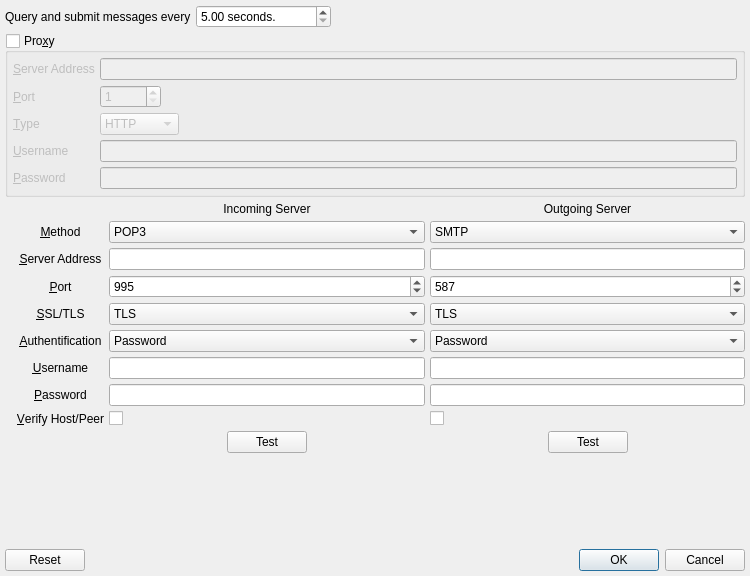
This is GoldBug-UI/poptasticsettings.ui in xloem/spot-on-svn as Qt 5 draws it before an edit. The edited form follows.
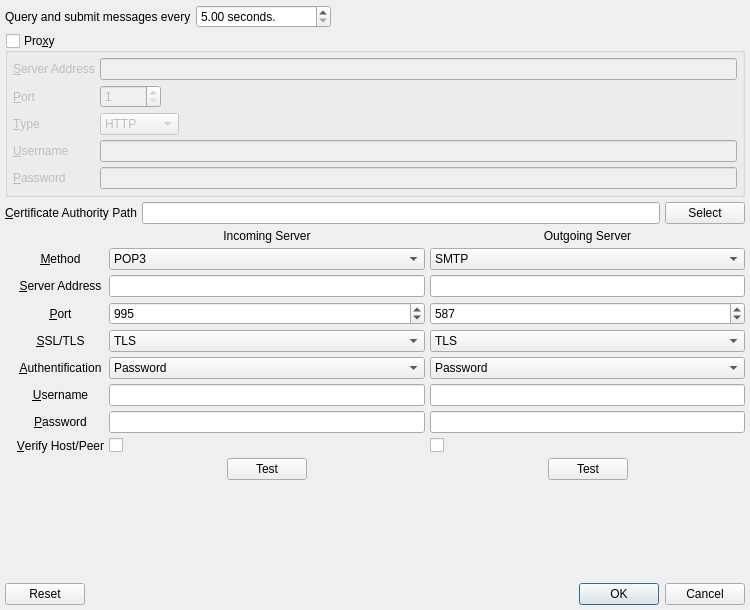
This is the edited form. Icons and pictures are not drawn.

Diff of the .ui file:
```diff
--- a/GoldBug-UI/poptasticsettings.ui
+++ b/GoldBug-UI/poptasticsettings.ui
@@ -7,7 +7,7 @@
     <x>0</x>
     <y>0</y>
     <width>750</width>
-    <height>576</height>
+    <height>610</height>
    </rect>
   </property>
   <property name="windowTitle">
@@ -218,6 +218,33 @@
      </layout>
     </widget>
    </item>
+   <item>
+    <layout class="QHBoxLayout" name="horizontalLayout_6">
+     <property name="spacing">
+      <number>5</number>
+     </property>
+     <item>
+      <widget class="QLabel" name="label_17">
+       <property name="text">
+        <string>&amp;Certificate Authority Path</string>
+       </property>
+       <property name="buddy">
+        <cstring>capath</cstring>
+       </property>
+      </widget>
+     </item>
+     <item>
+      <widget class="QLineEdit" name="capath"/>
+     </item>
+     <item>
+      <widget class="QPushButton" name="selectcapath">
+       <property name="text">
+        <string>Select</string>
+       </property>
+      </widget>
+     </item>
+    </layout>
+   </item>
    <item>
     <layout class="QHBoxLayout" name="horizontalLayout_4">
      <property name="spacing">
```
Left out of the diff: 2 changed lines with no effect on the pictures.
